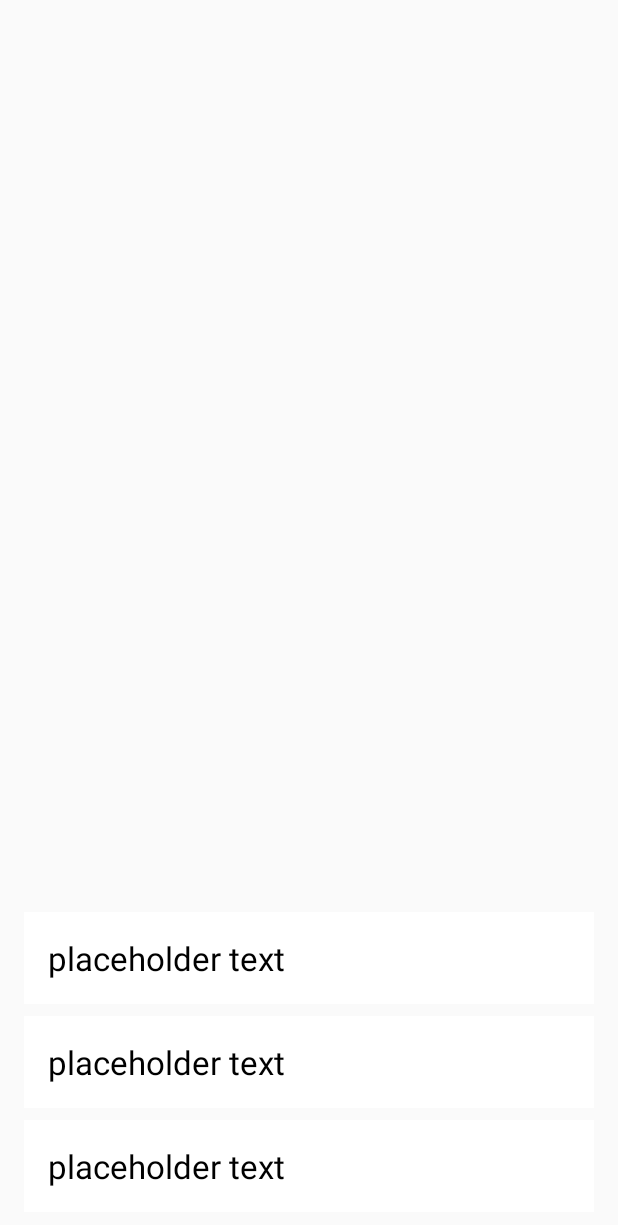
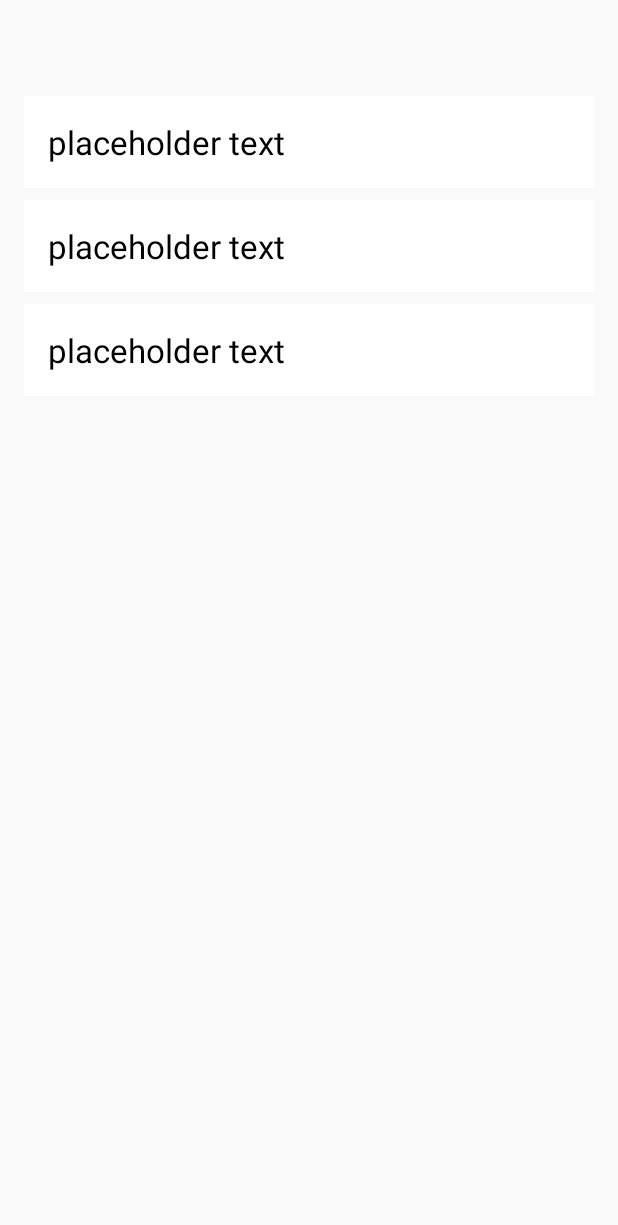
Before and after one commit to davetrux/everyday-animation, an Android app: the layout list_fragment.xml on its own in the app's theme, with its tools: preview values and no code run, on a phone screen of 412 x 824 dp. Shown: the top 1225 px of the screen. Run offline under Robolectric (Android 15) with nearby library versions, the phone set to English and light mode, and no system bars; network calls fail.

Commit message:
Fix for layout problem

```diff
--- a/app/src/main/res/layout/list_fragment.xml
+++ b/app/src/main/res/layout/list_fragment.xml
@@ -13,9 +13,7 @@
         android:layout_height="0dp"
         android:layout_margin="16dp"
         tools:listitem="@layout/album_list"
-        app:layout_constraintBottom_toBottomOf="parent"
-        app:layout_constraintEnd_toEndOf="parent"
-        app:layout_constraintStart_toStartOf="parent"
+        android:paddingTop="?attr/actionBarSize"
         />
 
 </android.support.constraint.ConstraintLayout>
```
